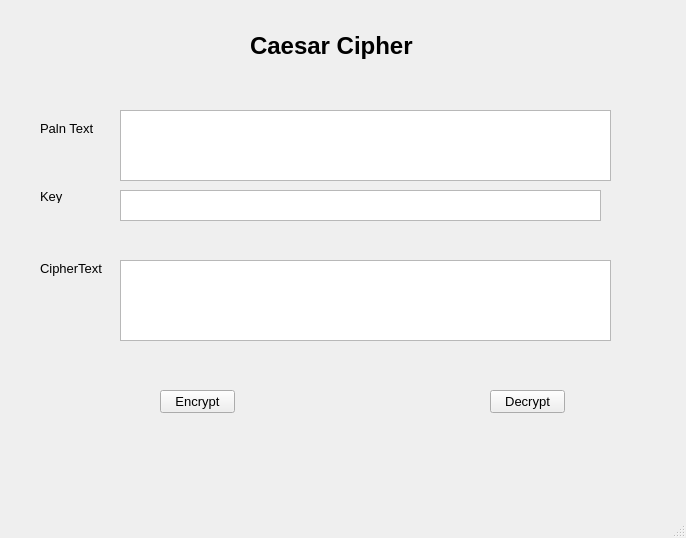
Before: the Qt Designer form Lab03/ui/caesar.ui in Nhuttruong0602397/Nhuttruong_2397, drawn with Qt 5.
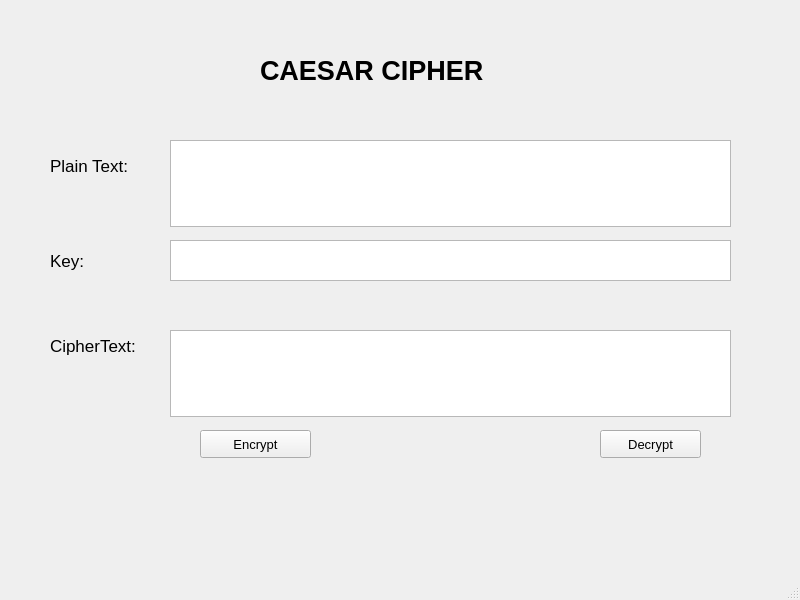
After: the same form once the commit is applied.

```diff
--- a/Lab03/ui/caesar.ui
+++ b/Lab03/ui/caesar.ui
@@ -6,15 +6,10 @@
    <rect>
     <x>0</x>
     <y>0</y>
-    <width>686</width>
-    <height>538</height>
+    <width>800</width>
+    <height>600</height>
    </rect>
   </property>
-  <property name="font">
-   <font>
-    <pointsize>10</pointsize>
-   </font>
-  </property>
   <property name="windowTitle">
    <string>MainWindow</string>
   </property>
@@ -22,90 +17,120 @@
    <widget class="QLabel" name="label">
     <property name="geometry">
      <rect>
-      <x>250</x>
-      <y>30</y>
-      <width>181</width>
-      <height>31</height>
+      <x>260</x>
+      <y>40</y>
+      <width>281</width>
+      <height>61</height>
      </rect>
     </property>
     <property name="font">
      <font>
-      <pointsize>18</pointsize>
+      <pointsize>20</pointsize>
       <weight>75</weight>
       <bold>true</bold>
      </font>
     </property>
     <property name="text">
-     <string>Caesar Cipher</string>
+     <string>CAESAR CIPHER</string>
     </property>
    </widget>
    <widget class="QLabel" name="label_2">
     <property name="geometry">
      <rect>
-      <x>40</x>
-      <y>120</y>
-      <width>61</width>
-      <height>16</height>
+      <x>50</x>
+      <y>140</y>
+      <width>111</width>
+      <height>51</height>
      </rect>
     </property>
+    <property name="font">
+     <font>
+      <pointsize>13</pointsize>
+     </font>
+    </property>
     <property name="text">
-     <string>Paln Text</string>
+     <string>Plain Text:</string>
     </property>
    </widget>
    <widget class="QLabel" name="label_3">
     <property name="geometry">
      <rect>
-      <x>40</x>
-      <y>190</y>
-      <width>47</width>
-      <height>13</height>
+      <x>50</x>
+      <y>230</y>
+      <width>61</width>
+      <height>61</height>
      </rect>
     </property>
+    <property name="font">
+     <font>
+      <pointsize>13</pointsize>
+     </font>
+    </property>
     <property name="text">
-     <string>Key</string>
+     <string>Key:</string>
     </property>
    </widget>
    <widget class="QLabel" name="label_4">
     <property name="geometry">
      <rect>
-      <x>40</x>
-      <y>260</y>
-      <width>71</width>
-      <height>16</height>
-     </rect>
-    </property>
-    <property name="text">
-     <string>CipherText</string>
-    </property>
-   </widget>
-   <widget class="QPlainTextEdit" name="txtPlanText">
-    <property name="geometry">
-     <rect>
-      <x>120</x>
-      <y>110</y>
-      <width>491</width>
+      <x>50</x>
+      <y>310</y>
+      <width>121</width>
       <height>71</height>
      </rect>
     </property>
+    <property name="font">
+     <font>
+      <pointsize>13</pointsize>
+     </font>
+    </property>
+    <property name="text">
+     <string>CipherText:</string>
+    </property>
    </widget>
    <widget class="QPlainTextEdit" name="txtCiphertext">
     <property name="geometry">
      <rect>
-      <x>120</x>
-      <y>260</y>
-      <width>491</width>
-      <height>81</height>
+      <x>170</x>
+      <y>140</y>
+      <width>561</width>
+      <height>87</height>
      </rect>
     </property>
    </widget>
-   <widget class="QPushButton" name="btnE">
+   <widget class="QPlainTextEdit" name="txt_key">
     <property name="geometry">
      <rect>
-      <x>160</x>
-      <y>390</y>
-      <width>75</width>
-      <height>23</height>
+      <x>170</x>
+      <y>240</y>
+      <width>561</width>
+      <height>41</height>
      </rect>
+    </property>
+   </widget>
+   <widget class="QTextEdit" name="txt_cipher_text">
+    <property name="geometry">
+     <rect>
+      <x>170</x>
+      <y>330</y>
+      <width>561</width>
+      <height>87</height>
+     </rect>
+    </property>
+   </widget>
+   <widget class="QPushButton" name="btn_encrypt">
+    <property name="geometry">
+     <rect>
+      <x>200</x>
+      <y>430</y>
+      <width>111</width>
+      <height>28</height>
+     </rect>
+    </property>
+    <property name="font">
+     <font>
+      <pointsize>10</pointsize>
+     </font>
     </property>
     <property name="text">
      <string>Encrypt</string>
@@ -114,26 +139,21 @@
    <widget class="QPushButton" name="btnD">
     <property name="geometry">
      <rect>
-      <x>490</x>
-      <y>390</y>
-      <width>75</width>
-      <height>23</height>
+      <x>600</x>
+      <y>430</y>
+      <width>101</width>
+      <height>28</height>
      </rect>
     </property>
+    <property name="font">
+     <font>
+      <pointsize>10</pointsize>
+     </font>
+    </property>
     <property name="text">
      <string>Decrypt</string>
     </property>
    </widget>
-   <widget class="QTextEdit" name="txtKey">
-    <property name="geometry">
-     <rect>
-      <x>120</x>
-      <y>190</y>
-      <width>481</width>
-      <height>31</height>
-     </rect>
-    </property>
-   </widget>
   </widget>
   <widget class="QMenuBar" name="menubar">
    <property name="geometry">
```
Left out of the diff: 8 changed lines with no effect on the pictures.
